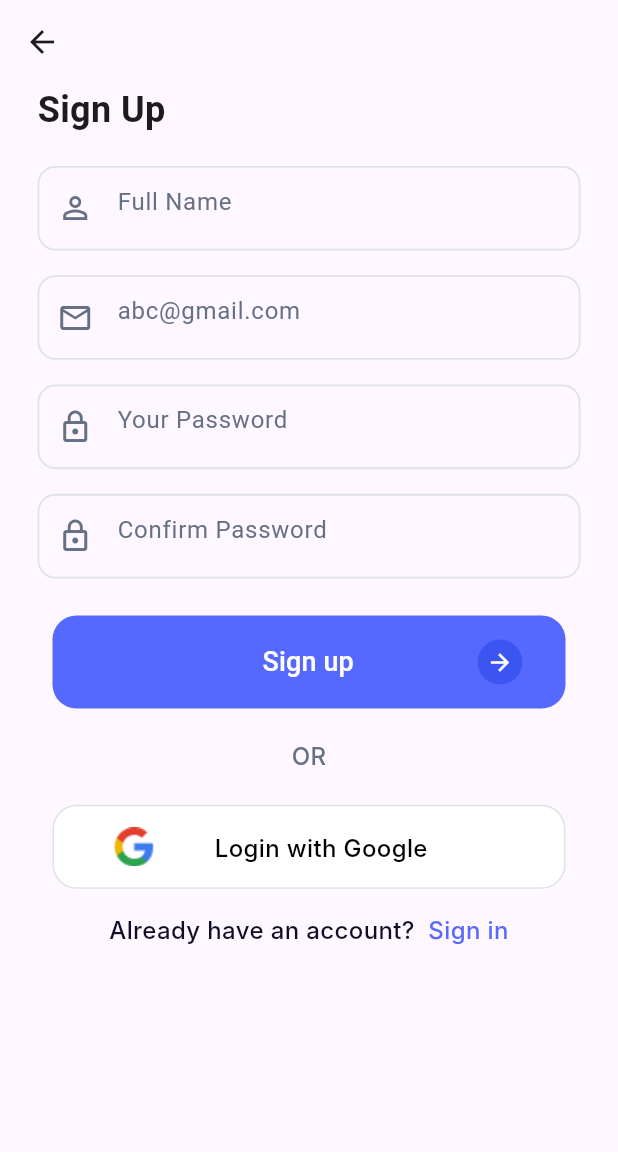
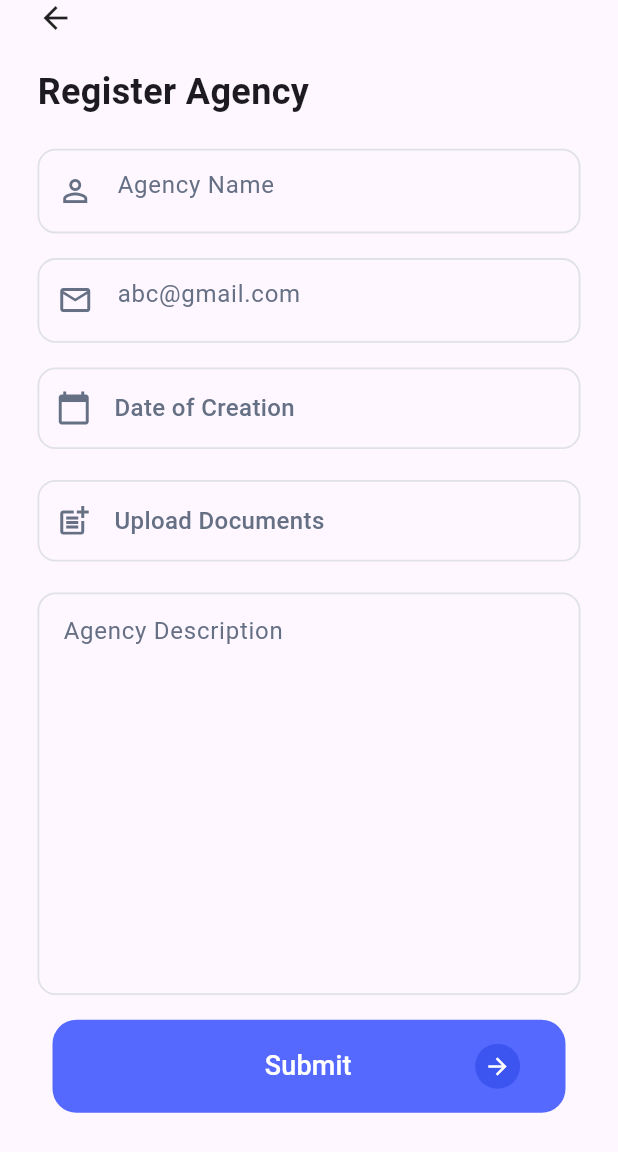
Before and after one commit to kdThimble/matchmaking, a Flutter app: the screen it shows after launch, on a phone screen of 412 x 824 dp. Shown: the top 1152 px of the screen. Run offline on Flutter 3.47's test engine with Material 2 defaults, Android fonts, the phone set to English and light mode, and no system bars; our stand-ins replace another_flushbar, file_picker, font_awesome_flutter, syncfusion_flutter_datepicker; Roboto replaces fonts that are missing (Inter).

Commit message:
AgencyRegistration

```diff
--- /dev/null
+++ b/lib/Pages/Agency/AgencyRegistration.dart
@@ -0,0 +1,354 @@
+import 'package:another_flushbar/flushbar.dart';
+import 'package:file_picker/file_picker.dart';
+import 'package:flutter/material.dart';
+import 'package:flutter/scheduler.dart';
+import 'package:intl/intl.dart';
+import 'package:provider/provider.dart';
+import 'package:syncfusion_flutter_datepicker/datepicker.dart';
+
+import '../../providers/auth_provider.dart';
+import '../Homepage.dart';
+
+class AgencyRegistration extends StatefulWidget {
+  const AgencyRegistration({super.key});
+
+  @override
+  State<AgencyRegistration> createState() => _AgencyRegistrationState();
+}
+
+class _AgencyRegistrationState extends State<AgencyRegistration> {
+  final formKey = GlobalKey<FormState>();
+
+  late String _userName, _description, _dateOfJoining;
+  bool isLoading = false;
+  final DateRangePickerController _controller = DateRangePickerController();
+  String _date = DateFormat('dd MM yyyy').format(DateTime.now()).toString();
+  TextEditingController emailController = TextEditingController();
+  TextEditingController nameController = TextEditingController();
+  TextEditingController descriptionController = TextEditingController();
+
+  void selectionChanged(DateRangePickerSelectionChangedArgs args) {
+    SchedulerBinding.instance!.addPostFrameCallback((duration) {
+      setState(() {
+        _date = DateFormat('dd/MM/yyyy').format(args.value).toString();
+        print("Date $_date");
+      });
+    });
+  }
+
+  Future<void> pickFile() async {
+    FilePickerResult? result = await FilePicker.platform.pickFiles();
+    if (result != null) {
+      // The file was picked successfully.
+      // You can access it using:
+      // result.files.single.path
+    } else {
+      // The user canceled the file picking.
+    }
+  }
+
+  @override
+  Widget build(BuildContext context) {
+    var width = MediaQuery.of(context).size.width;
+
+    var height = MediaQuery.of(context).size.height;
+    AuthProvider auth = Provider.of<AuthProvider>(context);
+    dynamic registerAgency() {
+      final form = formKey.currentState;
+      if (form!.validate()) {
+        form.save();
+
+        final Future<Map<String, dynamic>> respose;
+        respose = auth.registerAgency(_userName, _description);
+        respose.then((response) {
+          if (response['status']) {
+            setState(() {
+              isLoading = false;
+            });
+            Flushbar(
+              title: "Registered Successful",
+              message: response['message'].toString(),
+              duration: Duration(seconds: 3),
+              backgroundColor: Colors.green,
+            ).show(context);
+            Navigator.push(
+                context, MaterialPageRoute(builder: ((context) => Homepage())));
+          } else {
+            setState(() {
+              isLoading = false;
+            });
+            Flushbar(
+              title: "Failed Registeration",
+              message: response['message'].toString(),
+              duration: Duration(seconds: 3),
+              backgroundColor: Colors.red,
+            ).show(context);
+          }
+        });
+      }
+    }
+
+    return Scaffold(
+      body: SingleChildScrollView(
+        child: SafeArea(
+          child: Padding(
+            padding: const EdgeInsets.symmetric(horizontal: 25.0),
+            child: Form(
+                key: formKey,
+                child: Column(
+                  crossAxisAlignment: CrossAxisAlignment.center,
+                  children: [
+                    Row(
+                      children: [
+                        Icon(Icons.arrow_back),
+                      ],
+                    ),
+                    SizedBox(
+                      height: height * 0.025,
+                    ),
+                    const Row(
+                      children: [
+                        Text(
+                          "Register Agency",
+                          style: TextStyle(
+                              fontSize: 24, fontWeight: FontWeight.w600),
+                        ),
+                      ],
+                    ),
+                    SizedBox(
+                      height: height * 0.025,
+                    ),
+                    Container(
+                      padding: const EdgeInsets.symmetric(vertical: 3),
+                      clipBehavior: Clip.antiAlias,
+                      decoration: ShapeDecoration(
+                        shape: RoundedRectangleBorder(
+                          side: const BorderSide(
+                              width: 1.2, color: Color(0xFFE0E2E7)),
+                          borderRadius: BorderRadius.circular(12),
+                        ),
+                      ),
+                      child: TextFormField(
+                        controller: nameController,
+                        validator: (value) =>
+                            value!.isEmpty ? "Please enter Name" : null,
+                        onSaved: (value) => _userName = value!,
+                        decoration: const InputDecoration(
+                            hintText: "Agency Name",
+                            hintStyle: TextStyle(color: Color(0xFF667085)),
+                            prefixIcon: Icon(Icons.person_outline,
+                                color: Color(0xFF667085))),
+                      ),
+                    ),
+                    SizedBox(
+                      height: height * 0.02,
+                    ),
+                    Container(
+                      padding: const EdgeInsets.symmetric(vertical: 3),
+                      clipBehavior: Clip.antiAlias,
+                      decoration: ShapeDecoration(
+                        shape: RoundedRectangleBorder(
+                          side: const BorderSide(
+                              width: 1.2, color: Color(0xFFE0E2E7)),
+                          borderRadius: BorderRadius.circular(12),
+                        ),
+                      ),
+                      child: TextFormField(
+                        controller: emailController,
+                        onSaved: (value) => _userName = value!,
+                        validator: (value) {
+                          if (value!.length == 0) {
+                            return 'Please enter an email';
+                          }
+                          if (!RegExp(r'^[\w-\.]+@([\w-]+\.)+[\w-]{2,4}$')
+                              .hasMatch(value!)) {
+                            return 'Please enter a valid email';
+                          }
+                          return null;
+                        },
+                        decoration: const InputDecoration(
+                            hintText: "abc@gmail.com",
+                            hintStyle: TextStyle(color: Color(0xFF667085)),
+                            prefixIcon: Icon(Icons.email_outlined,
+                                color: Color(0xFF667085))),
+                      ),
+                    ),
+                    SizedBox(
+                      height: height * 0.02,
+                    ),
+                    GestureDetector(
+                      onTap: () {
+                        showDialog(
+                          context: context,
+                          builder: (BuildContext context) {
+                            return AlertDialog(
+                              content: Container(
+                                height: 350,
+                                width: 350,
+                                child: SfDateRangePicker(
+                                  view: DateRangePickerView.month,
+                                  initialSelectedDate: DateTime.now(),
+                                  controller: _controller,
+                                  onSelectionChanged: selectionChanged,
+                                ),
+                              ),
+                            );
+                          },
+                        );
+                      },
+                      child: Container(
+                        padding: const EdgeInsets.symmetric(vertical: 3),
+                        clipBehavior: Clip.antiAlias,
+                        decoration: ShapeDecoration(
+                          shape: RoundedRectangleBorder(
+                            side: const BorderSide(
+                                width: 1.2, color: Color(0xFFE0E2E7)),
+                            borderRadius: BorderRadius.circular(12),
+                          ),
+                        ),
+                        child: Padding(
+                          padding: const EdgeInsets.all(11.0),
+                          child: Row(
+                            children: [
+                              Icon(Icons.calendar_today,
+                                  color: Color(0xFF667085)),
+                              SizedBox(width: 15),
+                              Text(
+                                "Date of Creation",
+                                style: TextStyle(
+                                    color: Color(0xFF667085),
+                                    fontWeight: FontWeight.w500,
+                                    fontSize: 16),
+                              )
+                            ],
+                          ),
+                        ),
+                      ),
+                    ),
+                    SizedBox(
+                      height: height * 0.025,
+                    ),
+                    GestureDetector(
+                      onTap: () async {
+                        await pickFile();
+                      },
+                      child: Container(
+                        padding: const EdgeInsets.symmetric(vertical: 3),
+                        clipBehavior: Clip.antiAlias,
+                        decoration: ShapeDecoration(
+                          shape: RoundedRectangleBorder(
+                            side: const BorderSide(
+                                width: 1.2, color: Color(0xFFE0E2E7)),
+                            borderRadius: BorderRadius.circular(12),
+                          ),
+                        ),
+                        child: Padding(
+                          padding: const EdgeInsets.all(11.0),
+                          child: Row(
+                            children: [
+                              Icon(Icons.post_add_outlined,
+                                  color: Color(0xFF667085)),
+                              SizedBox(width: 15),
+                              Text(
+                                "Upload Documents",
+                                style: TextStyle(
+                                    color: Color(0xFF667085),
+                                    fontWeight: FontWeight.w500,
+                                    fontSize: 16),
+                              )
+                            ],
+                          ),
+                        ),
+                      ),
+                    ),
+                    SizedBox(
+                      height: height * 0.025,
+                    ),
+                    Container(
+                      padding: const EdgeInsets.symmetric(vertical: 3),
+                      clipBehavior: Clip.antiAlias,
+                      decoration: ShapeDecoration(
+                        shape: RoundedRectangleBorder(
+                          side: const BorderSide(
+                              width: 1.2, color: Color(0xFFE0E2E7)),
+                          borderRadius: BorderRadius.circular(12),
+                        ),
+                      ),
+                      child: TextFormField(
+                        controller: descriptionController,
+                        maxLines: 10,
+                        validator: (value) =>
+                            value!.isEmpty ? "Please enter Description" : null,
+                        onSaved: (value) => _description = value!,
+                        decoration: const InputDecoration(
+                          hintText: "Agency Description",
+                          contentPadding: EdgeInsets.symmetric(
+                              horizontal: 16.0, vertical: 10),
+                          hintStyle: TextStyle(color: Color(0xFF667085)),
+                        ),
+                      ),
+                    ),
+                    SizedBox(
+                      height: height * 0.02,
+                    ),
+                    Padding(
+                      padding: const EdgeInsets.symmetric(horizontal: 10.0),
+                      child: TextButton(
+                        onPressed: () {
+                          setState(() {
+                            isLoading = true;
+                            registerAgency();
+                          });
+                        },
+                        style: TextButton.styleFrom(
+                          backgroundColor: const Color(0xFF5669FF),
+                          shape: RoundedRectangleBorder(
+                            borderRadius: BorderRadius.circular(16),
+                          ),
+                        ),
+                        child: Padding(
+                          padding: const EdgeInsets.symmetric(vertical: 8.0),
+                          child: Row(
+                            mainAxisAlignment: MainAxisAlignment.center,
+                            children: [
+                              SizedBox(
+                                width: width * 0.27,
+                              ),
+                              const Text(
+                                'Submit',
+                                style: TextStyle(
+                                  color: Colors.white,
+                                  fontSize: 18,
+                                ),
+                              ),
+                              SizedBox(
+                                width: width * 0.2,
+                              ),
+                              Container(
+                                width: 30,
+                                height: 30,
+                                decoration: const ShapeDecoration(
+                                  color: Color(0xFF3D55F0),
+                                  shape: OvalBorder(),
+                                ),
+                                child: const Icon(
+                                  Icons.arrow_forward,
+                                  color: Colors.white,
+                                ),
+                              ),
+                            ],
+                          ),
+                        ),
+                      ),
+                    ),
+                    SizedBox(
+                      height: height * 0.04,
+                    ),
+                  ],
+                )),
+          ),
+        ),
+      ),
+    );
+  }
+}
--- a/lib/Pages/Agencydetails.dart
+++ b/lib/Pages/Agencydetails.dart
@@ -5,16 +5,16 @@ import 'package:http/http.dart' as http;
 import 'package:matchmaking/providers/auth_provider.dart';
 import 'package:provider/provider.dart';
 
-
 class Agencydetails extends StatefulWidget {
-  const Agencydetails({Key? key, required this.selectedIndex}) : super(key: key);
+  const Agencydetails({Key? key, required this.selectedIndex})
+      : super(key: key);
   final String selectedIndex;
   @override
   State<Agencydetails> createState() => _AgencydetailsState();
 }
 
 class _AgencydetailsState extends State<Agencydetails> {
-  Agency ? agency;
+  Agency? agency;
   Future<void> fetchAgencyDetails() async {
     try {
       final userProvider = Provider.of<AuthProvider>(context, listen: false);
@@ -40,6 +40,7 @@ class _AgencydetailsState extends State<Agencydetails> {
         setState(() {
           agency = Agency.fromJson(jsonResponse['agency']);
         });
+        print("agency ${agency?.description}");
       } else {
         print(response.reasonPhrase);
         throw Exception('Failed to load agency details');
@@ -48,8 +49,8 @@ class _AgencydetailsState extends State<Agencydetails> {
       print('Error: $error');
     }
   }
+
   int _selectedTab = 0;
-
 
   void _onTabTapped(int index) {
     setState(() {
@@ -77,10 +78,13 @@ class _AgencydetailsState extends State<Agencydetails> {
           valueColor: new AlwaysStoppedAnimation<Color>(Colors.blue),
         ),
       );
-    }
-    else {
+    } else {
       return Scaffold(
         backgroundColor: Colors.white,
+        appBar: AppBar(
+          automaticallyImplyLeading: true,
+          backgroundColor: Colors.white,
+        ),
         body: Column(
           mainAxisAlignment: MainAxisAlignment.start,
           children: <Widget>[
@@ -109,8 +113,8 @@ class _AgencydetailsState extends State<Agencydetails> {
                 Container(
                   width: 154,
                   height: 50,
-                  padding: const EdgeInsets.symmetric(
-                      horizontal: 32, vertical: 12),
+                  padding:
+                      const EdgeInsets.symmetric(horizontal: 32, vertical: 12),
                   clipBehavior: Clip.antiAlias,
                   decoration: ShapeDecoration(
                     color: Color(0xFF5668FF),
@@ -141,8 +145,8 @@ class _AgencydetailsState extends State<Agencydetails> {
                 Container(
                   width: 154,
                   height: 50,
-                  padding: const EdgeInsets.symmetric(
-                      horizontal: 32, vertical: 12),
+                  padding:
+                      const EdgeInsets.symmetric(horizontal: 32, vertical: 12),
                   clipBehavior: Clip.antiAlias,
                   decoration: ShapeDecoration(
                     shape: RoundedRectangleBorder(
@@ -181,13 +185,17 @@ class _AgencydetailsState extends State<Agencydetails> {
                   isSelected: _selectedTab == 0,
                   onTap: () => _onTabTapped(0),
                 ),
-                SizedBox(width: 70,),
+                SizedBox(
+                  width: 70,
+                ),
                 TabItem(
                   text: 'Event',
                   isSelected: _selectedTab == 1,
                   onTap: () => _onTabTapped(1),
                 ),
-                SizedBox(width: 70,),
+                SizedBox(
+                  width: 70,
+                ),
                 TabItem(
                   text: 'Reviews',
                   isSelected: _selectedTab == 2,
@@ -229,8 +237,7 @@ class TabItem extends StatelessWidget {
           text,
           style: TextStyle(
               color: isSelected ? Color(0xFF5668FF) : Colors.black,
-            fontSize: 16
-          ),
+              fontSize: 16),
         ),
       ),
     );
--- a/lib/main.dart
+++ b/lib/main.dart
@@ -1,8 +1,9 @@
 import 'package:flutter/material.dart';
+import 'package:matchmaking/Pages/LoginScreen.dart';
 import 'package:matchmaking/providers/auth_provider.dart';
 import 'package:provider/provider.dart';
 
-
+import 'Pages/Agency/AgencyRegistration.dart';
 import 'Pages/RegistrationScreen.dart';
 
 void main() {
@@ -41,7 +42,7 @@ class MyApp extends StatelessWidget {
           colorScheme: ColorScheme.fromSeed(seedColor: Colors.deepPurple),
           useMaterial3: true,
         ),
-        home: RegistrationScreen(),
+        home: AgencyRegistration(),
       ),
     );
   }
--- a/lib/utilities/appUrls.dart
+++ b/lib/utilities/appUrls.dart
@@ -3,4 +3,5 @@ class AppUrls {
       'https://eventmanagementproject.onrender.com/api/v1';
   static const String login = '$baseUrl/auth/login';
   static const String register = '$baseUrl/auth/register';
+  static const String registerAgency = '$baseUrl/agency/create';
 }
--- a/pubspec.yaml
+++ b/pubspec.yaml
@@ -38,6 +38,9 @@ dependencies:
   http: ^1.1.0
   another_flushbar: ^1.12.30
   font_awesome_flutter: ^10.6.0
+  syncfusion_flutter_datepicker: ^23.1.43
+  intl: ^0.18.1
+  file_picker: ^6.0.0
 
 dev_dependencies:
   flutter_test:
```
Also changed, not shown: lib/Pages/AgencyReviewPage.dart (added, +31 -0 lines), lib/Pages/Homepage.dart (+110 -51 lines), lib/Pages/LoginScreen.dart (+9 -10 lines), lib/Pages/RegistrationScreen.dart (+5 -2 lines), lib/providers/auth_provider.dart (+30 -0 lines), assets/NoComments.png (added), pubspec.lock. Lines whose indentation alone changed are shown as unchanged.
